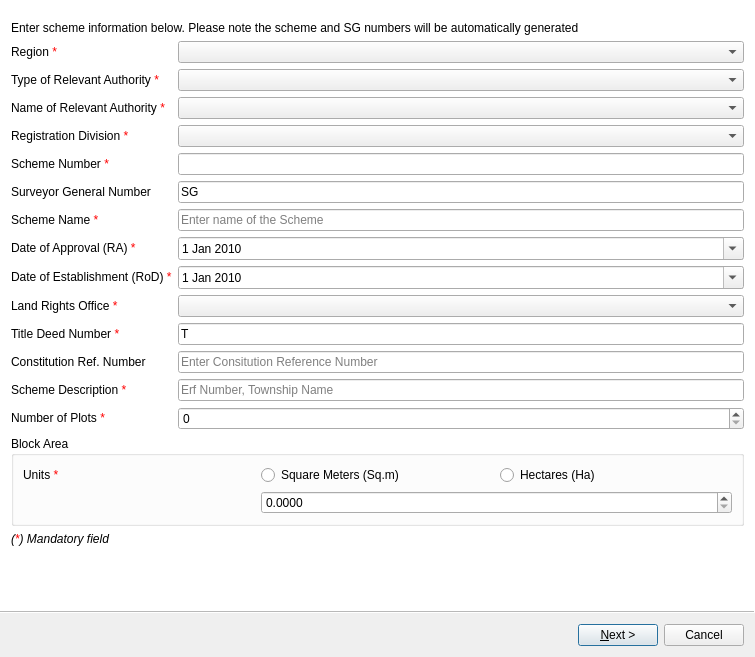
This is ui/flts/ui_scheme_lodgement.ui in cb-flts/flts as Qt 5 draws it before an edit. The edited form follows.
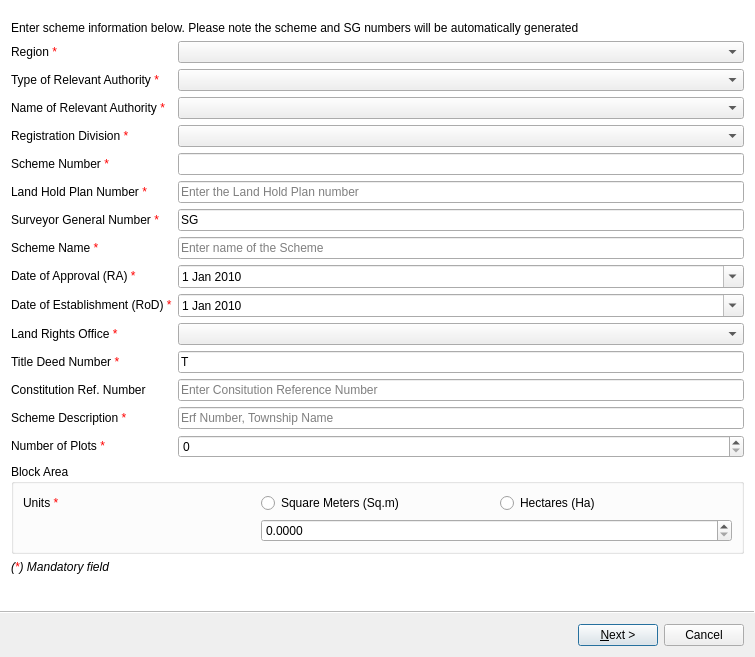
This is the edited form. Icons and pictures are not drawn. Custom widgets are drawn as their Qt base class.

```diff
--- a/ui/flts/ui_scheme_lodgement.ui
+++ b/ui/flts/ui_scheme_lodgement.ui
@@ -52,7 +52,7 @@
   </property>
   <widget class="QWizardPage" name="wizardPage1">
    <layout class="QGridLayout" name="gridLayout_4">
-    <item row="0" column="0" colspan="2">
+    <item row="0" column="0">
      <layout class="QVBoxLayout" name="vlNotification">
       <property name="bottomMargin">
        <number>10</number>
@@ -133,13 +133,36 @@
      </widget>
     </item>
     <item row="7" column="0">
-     <widget class="QLabel" name="label_sg_num">
+     <widget class="QLabel" name="label_landhold_num">
       <property name="text">
-       <string>Surveyor General Number</string>
+       <string>&lt;html&gt;&lt;head/&gt;&lt;body&gt;&lt;p&gt;Land Hold Plan Number &lt;span style=&quot; color:#ff0000;&quot;&gt;*&lt;/span&gt;&lt;/p&gt;&lt;/body&gt;&lt;/html&gt;</string>
       </property>
      </widget>
     </item>
     <item row="7" column="1">
+     <widget class="QLineEdit" name="lnedit_landhold_num">
+      <property name="inputMask">
+       <string/>
+      </property>
+      <property name="text">
+       <string/>
+      </property>
+      <property name="readOnly">
+       <bool>false</bool>
+      </property>
+      <property name="placeholderText">
+       <string>Enter the Land Hold Plan number</string>
+      </property>
+     </widget>
+    </item>
+    <item row="8" column="0">
+     <widget class="QLabel" name="label_sg_num">
+      <property name="text">
+       <string>&lt;html&gt;&lt;head/&gt;&lt;body&gt;&lt;p&gt;Surveyor General Number &lt;span style=&quot; color:#ff0000;&quot;&gt;*&lt;/span&gt;&lt;/p&gt;&lt;/body&gt;&lt;/html&gt;</string>
+      </property>
+     </widget>
+    </item>
+    <item row="8" column="1">
      <widget class="QLineEdit" name="lnedit_sg_num">
       <property name="inputMask">
        <string/>
@@ -155,14 +178,14 @@
       </property>
      </widget>
     </item>
-    <item row="8" column="0">
+    <item row="9" column="0">
      <widget class="QLabel" name="label_schm_name">
       <property name="text">
        <string>&lt;html&gt;&lt;head/&gt;&lt;body&gt;&lt;p&gt;Scheme Name &lt;span style=&quot; color:#ff0000;&quot;&gt;*&lt;/span&gt;&lt;/p&gt;&lt;/body&gt;&lt;/html&gt;</string>
       </property>
      </widget>
     </item>
-    <item row="8" column="1">
+    <item row="9" column="1">
      <widget class="QLineEdit" name="lnedit_schm_nam">
       <property name="text">
        <string/>
@@ -172,14 +195,14 @@
       </property>
      </widget>
     </item>
-    <item row="9" column="0">
+    <item row="10" column="0">
      <widget class="QLabel" name="label_date_apprv">
       <property name="text">
        <string>&lt;html&gt;&lt;head/&gt;&lt;body&gt;&lt;p&gt;Date of Approval (RA) &lt;span style=&quot; color:#ff0000;&quot;&gt;*&lt;/span&gt;&lt;/p&gt;&lt;/body&gt;&lt;/html&gt;</string>
       </property>
      </widget>
     </item>
-    <item row="9" column="1">
+    <item row="10" column="1">
      <widget class="QDateEdit" name="date_apprv">
       <property name="minimumDateTime">
        <datetime>
@@ -203,14 +226,14 @@
       </property>
      </widget>
     </item>
-    <item row="10" column="0">
+    <item row="11" column="0">
      <widget class="QLabel" name="label_date_establish">
       <property name="text">
        <string>&lt;html&gt;&lt;head/&gt;&lt;body&gt;&lt;p&gt;Date of Establishment (RoD) &lt;span style=&quot; color:#ff0000;&quot;&gt;*&lt;/span&gt;&lt;/p&gt;&lt;/body&gt;&lt;/html&gt;</string>
       </property>
      </widget>
     </item>
-    <item row="10" column="1">
+    <item row="11" column="1">
      <widget class="QDateEdit" name="date_establish">
       <property name="minimumDateTime">
        <datetime>
@@ -234,24 +257,24 @@
       </property>
      </widget>
     </item>
-    <item row="11" column="0">
+    <item row="12" column="0">
      <widget class="QLabel" name="label_lro">
       <property name="text">
        <string>&lt;html&gt;&lt;head/&gt;&lt;body&gt;&lt;p&gt;Land Rights Office &lt;span style=&quot; color:#ff0000;&quot;&gt;*&lt;/span&gt;&lt;/p&gt;&lt;/body&gt;&lt;/html&gt;</string>
       </property>
      </widget>
     </item>
-    <item row="11" column="1">
+    <item row="12" column="1">
      <widget class="QComboBox" name="cbx_lro"/>
     </item>
-    <item row="12" column="0">
+    <item row="13" column="0">
      <widget class="QLabel" name="label_title_deed_num">
       <property name="text">
        <string>&lt;html&gt;&lt;head/&gt;&lt;body&gt;&lt;p&gt;Title Deed Number &lt;span style=&quot; color:#ff0000;&quot;&gt;*&lt;/span&gt;&lt;/p&gt;&lt;/body&gt;&lt;/html&gt;</string>
       </property>
      </widget>
     </item>
-    <item row="12" column="1">
+    <item row="13" column="1">
      <widget class="QLineEdit" name="lnedit_title_deed_num">
       <property name="text">
        <string>T</string>
@@ -261,14 +284,14 @@
       </property>
      </widget>
     </item>
-    <item row="13" column="0">
+    <item row="14" column="0">
      <widget class="QLabel" name="label_constitution_ref_num">
       <property name="text">
        <string>&lt;html&gt;&lt;head/&gt;&lt;body&gt;&lt;p&gt;Constitution Ref. Number&lt;/p&gt;&lt;/body&gt;&lt;/html&gt;</string>
       </property>
      </widget>
     </item>
-    <item row="13" column="1">
+    <item row="14" column="1">
      <widget class="QLineEdit" name="lnedit_constitution_ref_num">
       <property name="text">
        <string/>
@@ -278,14 +301,14 @@
       </property>
      </widget>
     </item>
-    <item row="14" column="0">
+    <item row="15" column="0">
      <widget class="QLabel" name="label_scheme_description">
       <property name="text">
        <string>&lt;html&gt;&lt;head/&gt;&lt;body&gt;&lt;p&gt;Scheme Description &lt;span style=&quot; color:#ff0000;&quot;&gt;*&lt;/span&gt;&lt;/p&gt;&lt;/body&gt;&lt;/html&gt;</string>
       </property>
      </widget>
     </item>
-    <item row="14" column="1">
+    <item row="15" column="1">
      <widget class="QLineEdit" name="lnedit_scheme_description">
       <property name="text">
        <string/>
@@ -295,14 +318,14 @@
       </property>
      </widget>
     </item>
-    <item row="15" column="0">
+    <item row="16" column="0">
      <widget class="QLabel" name="label_num_plots">
       <property name="text">
        <string>&lt;html&gt;&lt;head/&gt;&lt;body&gt;&lt;p&gt;Number of Plots &lt;span style=&quot; color:#ff0000;&quot;&gt;*&lt;/span&gt;&lt;/p&gt;&lt;/body&gt;&lt;/html&gt;</string>
       </property>
      </widget>
     </item>
-    <item row="15" column="1">
+    <item row="16" column="1">
      <widget class="QDoubleSpinBox" name="dbl_spinbx_num_plots">
       <property name="decimals">
        <number>0</number>
@@ -312,7 +335,7 @@
       </property>
      </widget>
     </item>
-    <item row="16" column="0" colspan="2">
+    <item row="17" column="0" colspan="2">
      <widget class="QGroupBox" name="gbx_block_area">
       <property name="sizePolicy">
        <sizepolicy hsizetype="Minimum" vsizetype="Fixed">
@@ -358,7 +381,7 @@
       </layout>
      </widget>
     </item>
-    <item row="17" column="0">
+    <item row="18" column="0">
      <widget class="QLabel" name="label_mandatory">
       <property name="text">
        <string>&lt;html&gt;&lt;head/&gt;&lt;body&gt;&lt;p&gt;&lt;span style=&quot; font-style:italic;&quot;&gt;(&lt;/span&gt;&lt;span style=&quot; font-style:italic; color:#ff0000;&quot;&gt;*&lt;/span&gt;&lt;span style=&quot; font-style:italic;&quot;&gt;) Mandatory field&lt;/span&gt;&lt;/p&gt;&lt;/body&gt;&lt;/html&gt;</string>
```
